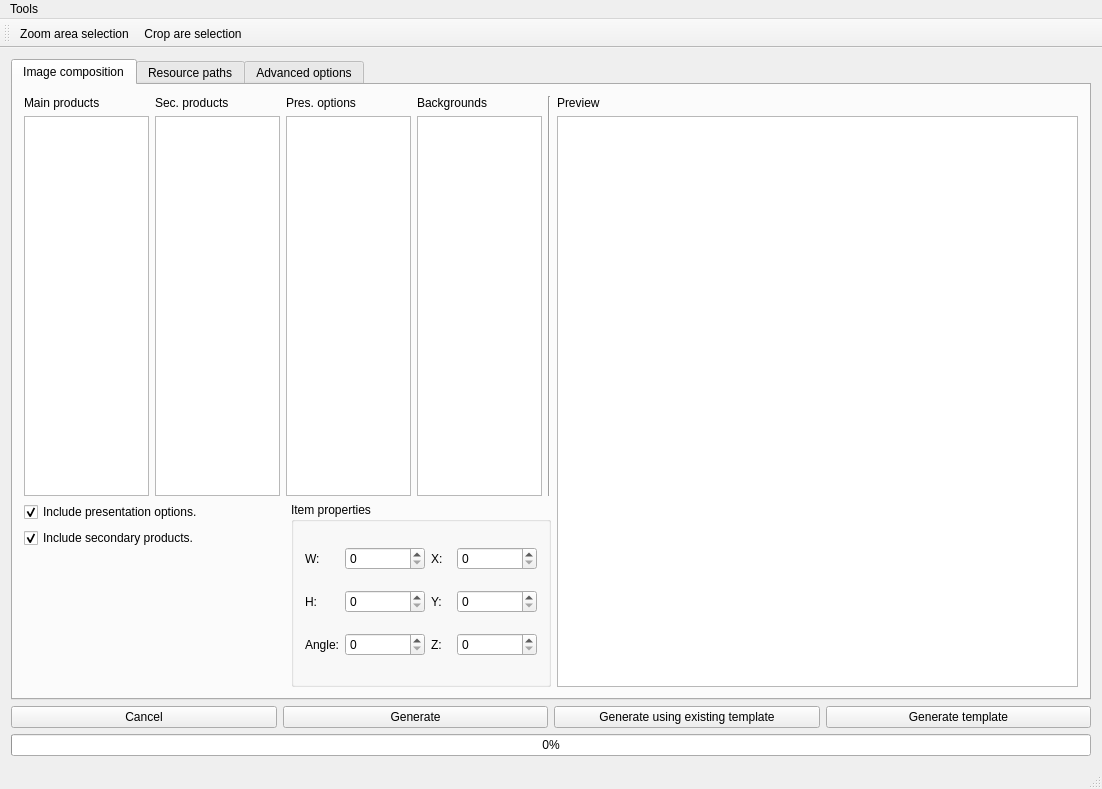
Before: the Qt Designer form src/main/python/ui/imagecomposer.ui in RaydelMiranda/composer, drawn with Qt 5.
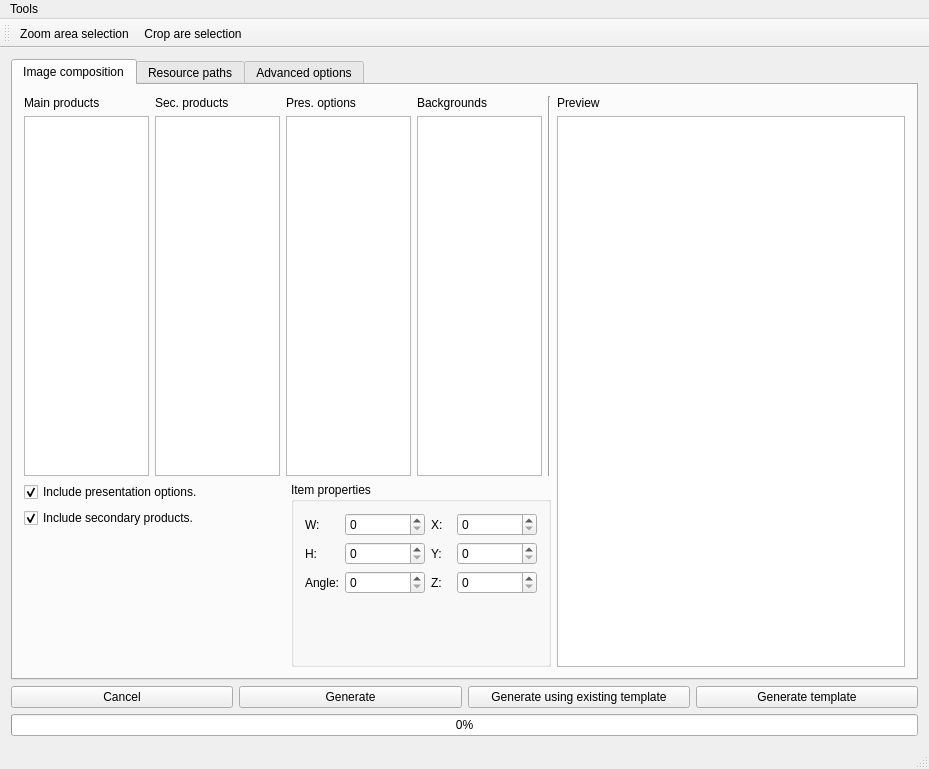
After: the same form once the commit is applied. Icons and pictures are not drawn.

Commit message: Resolution problem

```diff
--- a/src/main/python/ui/imagecomposer.ui
+++ b/src/main/python/ui/imagecomposer.ui
@@ -6,8 +6,8 @@
    <rect>
     <x>0</x>
     <y>0</y>
-    <width>1102</width>
-    <height>789</height>
+    <width>929</width>
+    <height>769</height>
    </rect>
   </property>
   <property name="sizePolicy">
@@ -62,7 +62,7 @@
                 <property name="minimumSize">
                  <size>
                   <width>80</width>
-                  <height>380</height>
+                  <height>360</height>
                  </size>
                 </property>
                 <property name="maximumSize">
@@ -99,7 +99,7 @@
                 <property name="minimumSize">
                  <size>
                   <width>80</width>
-                  <height>380</height>
+                  <height>360</height>
                  </size>
                 </property>
                 <property name="maximumSize">
@@ -153,7 +153,7 @@
                 <property name="minimumSize">
                  <size>
                   <width>80</width>
-                  <height>380</height>
+                  <height>360</height>
                  </size>
                 </property>
                 <property name="maximumSize">
@@ -190,7 +190,7 @@
                 <property name="minimumSize">
                  <size>
                   <width>80</width>
-                  <height>380</height>
+                  <height>360</height>
                  </size>
                 </property>
                 <property name="maximumSize">
@@ -299,6 +299,10 @@
               <property name="title">
                <string>Item properties</string>
               </property>
+              <layout class="QVBoxLayout" name="verticalLayout_9">
+               <item>
+                <layout class="QVBoxLayout" name="verticalLayout_6">
+                 <item>
               <layout class="QHBoxLayout" name="horizontalLayout_4">
                <item>
                 <layout class="QGridLayout" name="gridLayout_8">
@@ -483,6 +487,23 @@
                 </layout>
                </item>
               </layout>
+                 </item>
+                 <item>
+                  <spacer name="verticalSpacer_6">
+                   <property name="orientation">
+                    <enum>Qt::Vertical</enum>
+                   </property>
+                   <property name="sizeHint" stdset="0">
+                    <size>
+                     <width>20</width>
+                     <height>40</height>
+                    </size>
+                   </property>
+                  </spacer>
+                 </item>
+                </layout>
+               </item>
+              </layout>
              </widget>
             </item>
            </layout>
@@ -1053,7 +1074,7 @@
     <rect>
      <x>0</x>
      <y>0</y>
-     <width>1102</width>
+     <width>929</width>
      <height>24</height>
     </rect>
    </property>
```
Lines whose indentation alone changed are shown as unchanged. The commit also changes 1 other file.
